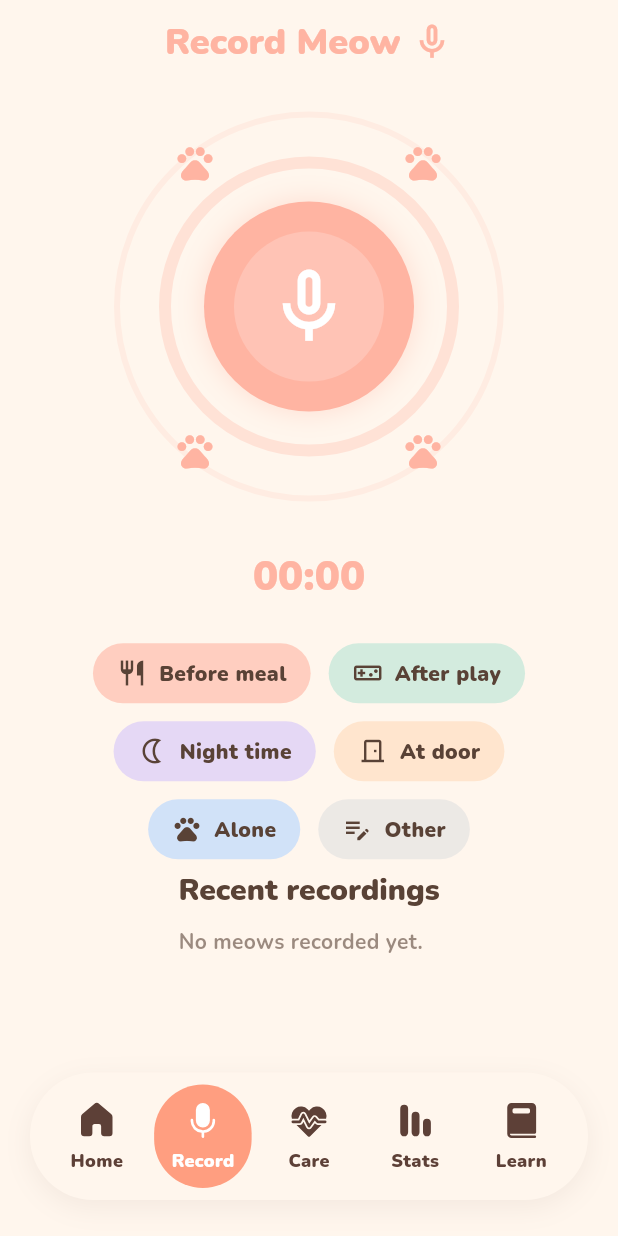
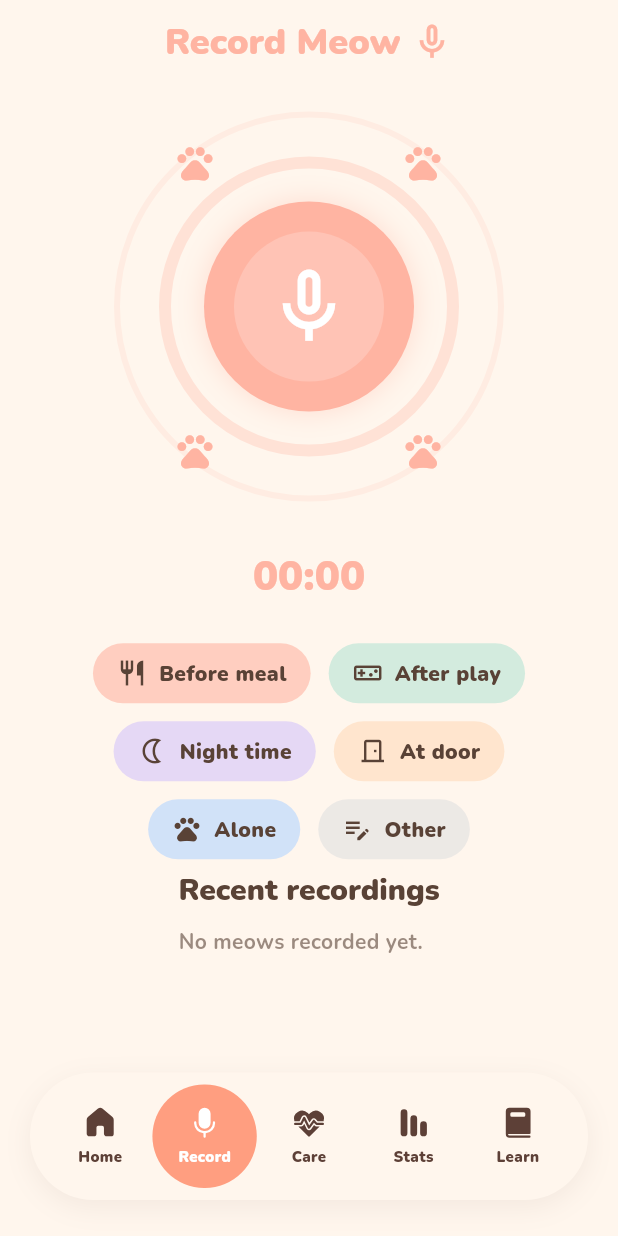
Before and after one commit to MuhammetEminGerim/kedo-takip, a Flutter app: the screen it shows after launch, item 2 of the bottom bar chosen, on a phone screen of 412 x 824 dp. Run offline on Flutter 3.47's test engine with Material 3 defaults, Android fonts, the phone set to English and light mode, and no system bars; our stand-ins replace audioplayers, fl_chart, fluentui_system_icons, flutter_riverpod, go_router, google_fonts and 5 more; missing offline and left inert: record; accounts and stored records are empty.

Commit message:
Fix layout: add bottom padding to dashboard and prevent navbar overflow

```diff
--- a/lib/core/router/app_router.dart
+++ b/lib/core/router/app_router.dart
@@ -113,12 +113,12 @@ class ScaffoldWithBottomNavBar extends ConsumerWidget {
     const selectedColor = Color(0xFFFF9E80); // Lighter coral to match mockup
     final iconColor = isSelected ? Colors.white : const Color(0xFF5D4037);
 
-    return GestureDetector(
+    return Expanded(
+      child: GestureDetector(
         onTap: () => _onItemTapped(index, context),
         behavior: HitTestBehavior.opaque,
         child: AnimatedContainer(
           duration: const Duration(milliseconds: 200),
-        width: 65,
           height: double.infinity,
           decoration: BoxDecoration(
             color: isSelected ? selectedColor : Colors.transparent,
@@ -127,18 +127,21 @@ class ScaffoldWithBottomNavBar extends ConsumerWidget {
           child: Column(
             mainAxisAlignment: MainAxisAlignment.center,
             children: [
-            iconBuilder(color: iconColor, size: 28),
+              iconBuilder(color: iconColor, size: 24),
               const SizedBox(height: 4),
               Text(
                 label,
                 style: TextStyle(
-                fontSize: 12,
+                  fontSize: 10,
                   fontFamily: 'Nunito',
                   fontWeight: FontWeight.w900,
                   color: iconColor,
                 ),
+                maxLines: 1,
+                overflow: TextOverflow.ellipsis,
               ),
             ],
+          ),
         ),
       ),
     );
--- a/lib/features/dashboard/screens/dashboard_screen.dart
+++ b/lib/features/dashboard/screens/dashboard_screen.dart
@@ -198,6 +198,7 @@ class DashboardScreen extends ConsumerWidget {
               return 'Status: Clean\nChecked: ${DateFormat.jm().format(todayLogs.last.timestamp)}';
             },
           ),
+          const SizedBox(height: 120), // Padding to ensure content is visible above floating nav bar
         ],
       ),
     );
```
Lines whose indentation alone changed are shown as unchanged.
